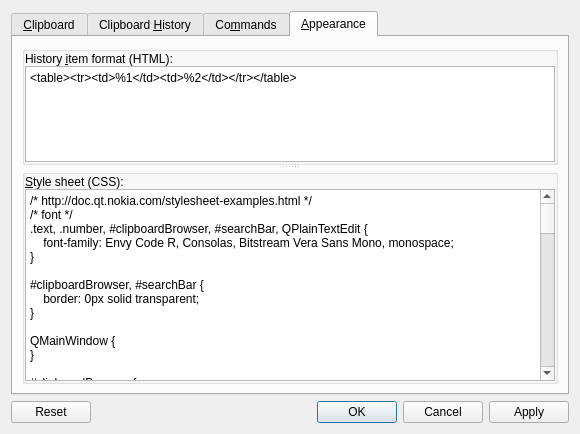
Above: src/configurationmanager.ui from hluk/CopyQ before the change. Below: the same form after it.
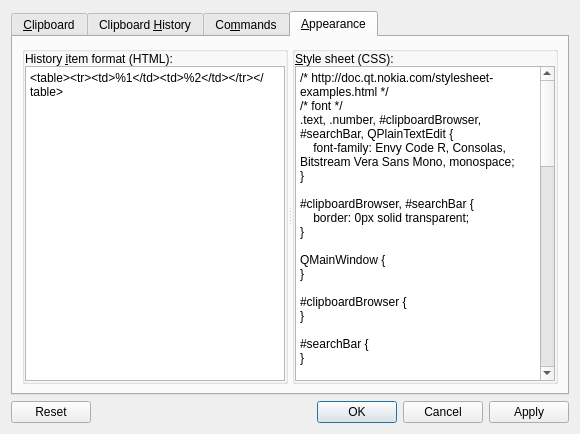
That is the form after the change. The open tabs and pages were chosen to show the change.

The edit to the form file:
```diff
--- a/src/configurationmanager.ui
+++ b/src/configurationmanager.ui
@@ -468,7 +468,7 @@
             </sizepolicy>
            </property>
            <property name="orientation">
-            <enum>Qt::Vertical</enum>
+            <enum>Qt::Horizontal</enum>
            </property>
            <property name="opaqueResize">
             <bool>true</bool>
```
Left out of the diff: 2 changed lines with no effect on the pictures.
